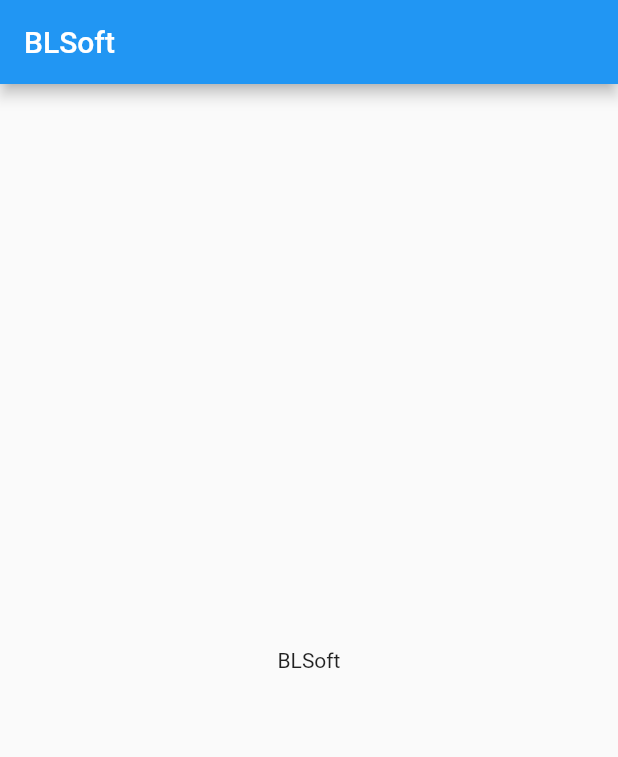
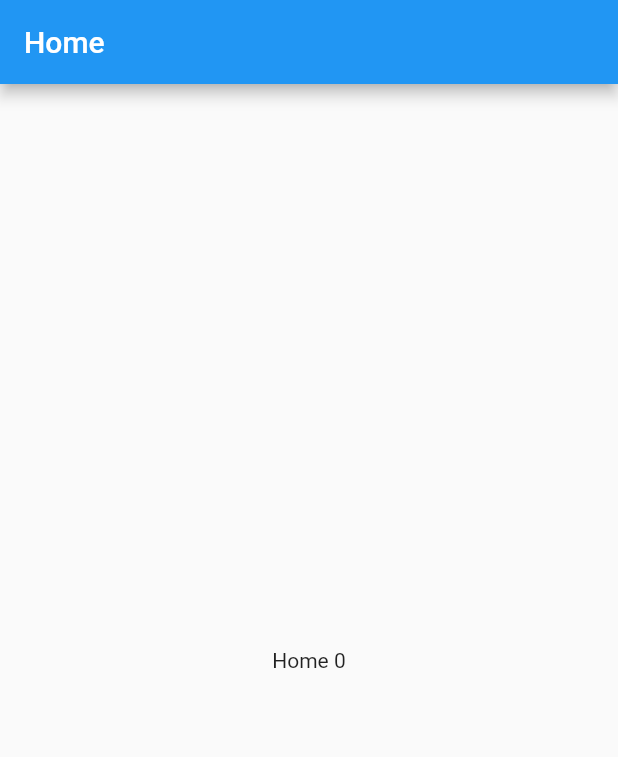
Before and after one commit to brunolopeschagas/FlutterCurso2022-flutterando, a Flutter app: the screen it shows after launch, on a phone screen of 412 x 824 dp. Shown: the top 757 px of the screen. Run offline on Flutter 3.47's test engine with Material 2 defaults, Android fonts, the phone set to English and light mode, and no system bars.

```diff
--- a/lib/home_page.dart
+++ b/lib/home_page.dart
@@ -1,23 +1,46 @@
 import 'package:flutter/material.dart';
+import 'package:flutter/src/widgets/framework.dart';
+import 'package:flutter/src/widgets/placeholder.dart';
 
-class HomePage extends StatelessWidget {
+//desenha na tela o widget (sem estado, deixa o estado para o State abaixo)
+class HomePage extends StatefulWidget {
   const HomePage({super.key});
+
+  @override
+  State<HomePage> createState() => _HomePageState();
+}
+
+//gerencia o estado do widget
+class _HomePageState extends State<HomePage> {
+  var counter = 0;
+
+  //chamado ao iniciar o widget
+  @override
+  void initState() {
+    super.initState();
+  }
+
+  //chamado ao finalizar o widget
+  @override
+  void dispose() {
+    super.dispose();
+  }
 
   @override
   Widget build(BuildContext context) {
     return Scaffold(
       appBar: AppBar(
-        title: const Text('BLSoft'),
+        title: const Text('Home'),
       ),
-      body: const Center(
-        child: Text(
-          'BLSoft',
-        ),
+      body: Center(
+        child: Text('Home $counter'),
       ),
       floatingActionButton: FloatingActionButton(
         child: const Icon(Icons.add),
         onPressed: () {
-          print('alou');
+          setState(() {
+            counter++;
+          });
         },
       ),
     );
```
